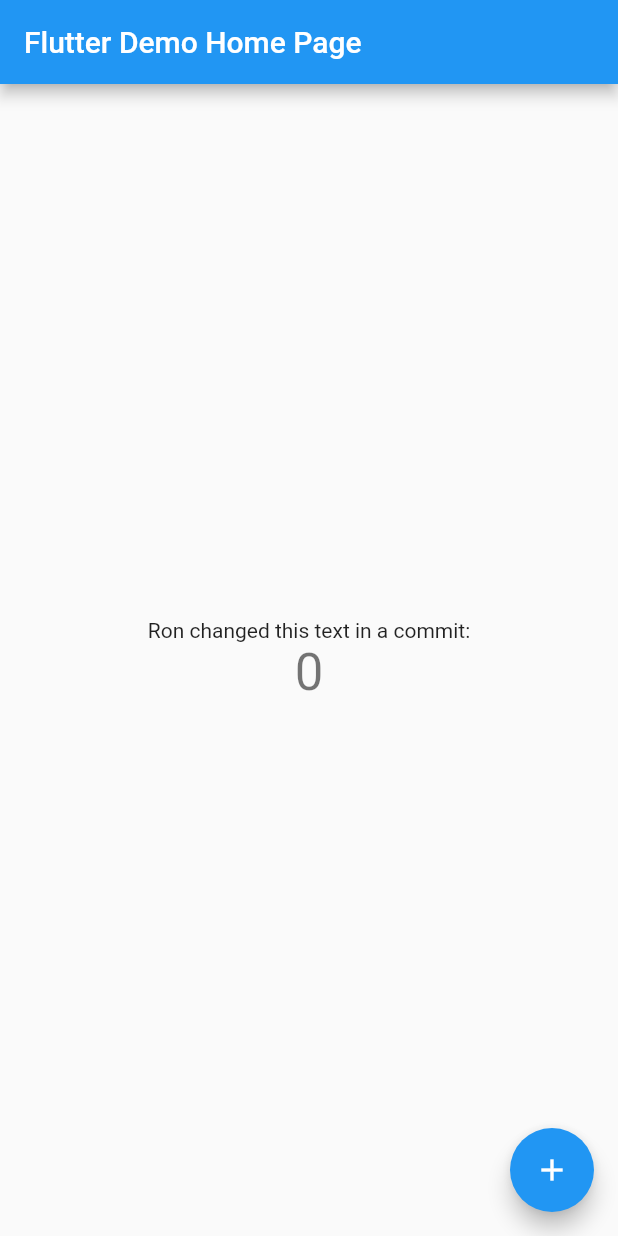
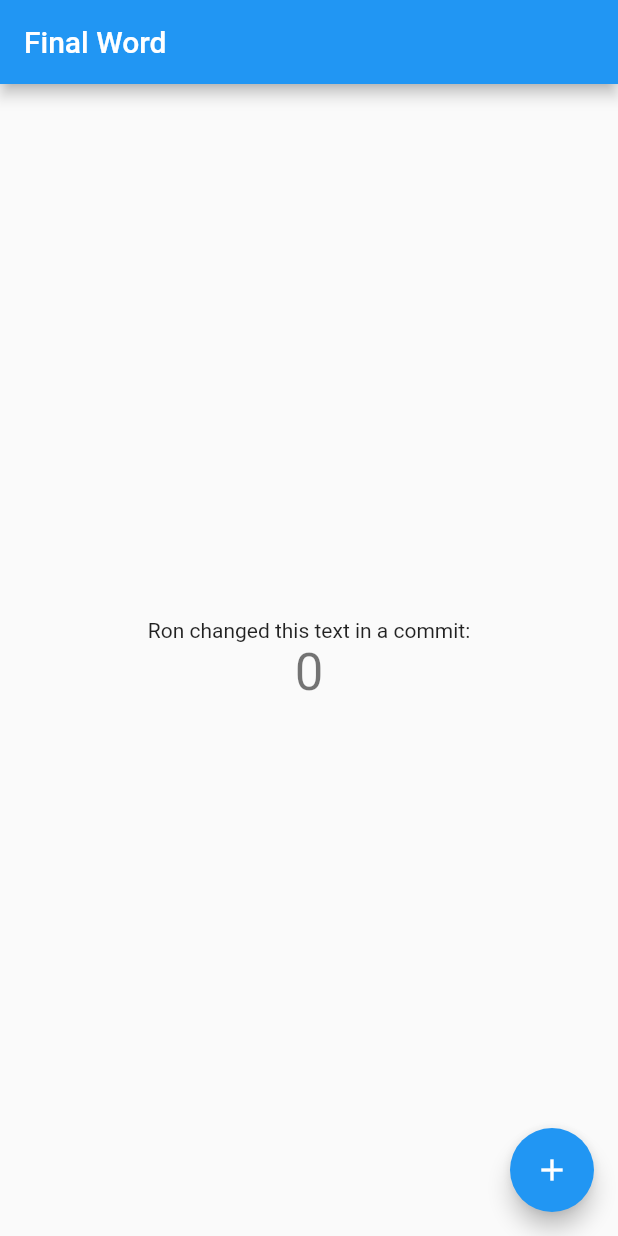
Before and after one commit to agbolton/the_final_word, a Flutter app: the screen it shows after launch, on a phone screen of 412 x 824 dp. Run offline on Flutter 3.47's test engine with Material 2 defaults, Android fonts, the phone set to English and light mode, and no system bars.

```diff
--- a/lib/main.dart
+++ b/lib/main.dart
@@ -27,7 +27,7 @@ class MyApp extends StatelessWidget {
         // closer together (more dense) than on mobile platforms.
         visualDensity: VisualDensity.adaptivePlatformDensity,
       ),
-      home: MyHomePage(title: 'Flutter Demo Home Page'),
+      home: MyHomePage(title: 'Final Word'),
     );
   }
 }
```
